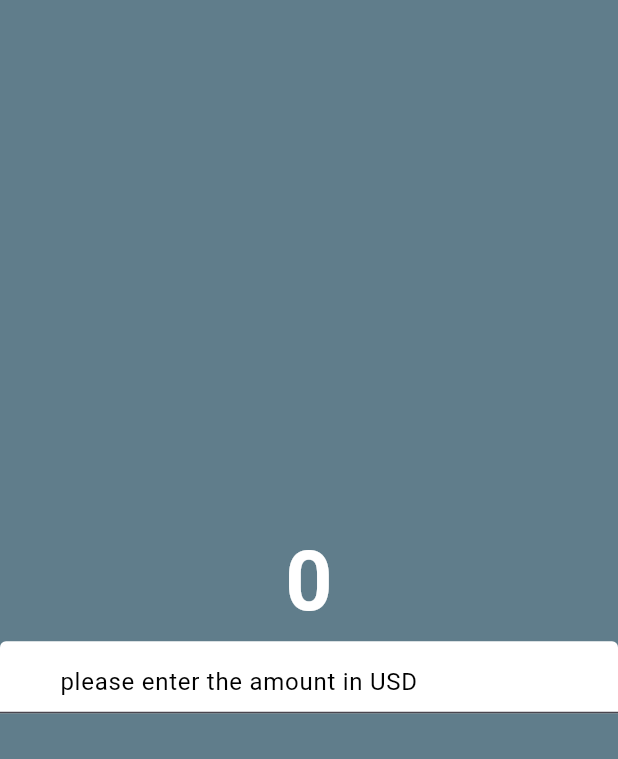
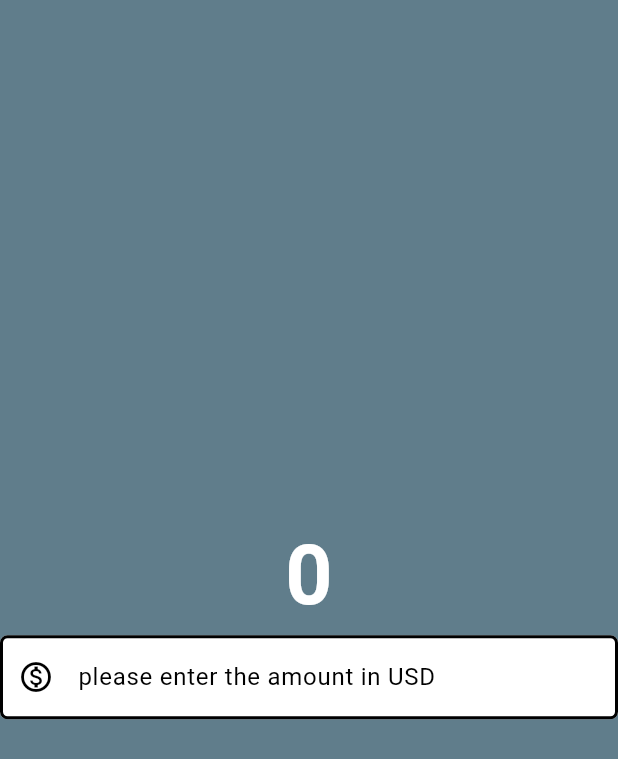
Before and after one commit to vickywagz/currency_converter_app, a Flutter app: the screen it shows after launch, on a phone screen of 412 x 824 dp. Shown: the top 759 px of the screen. Run offline on Flutter 3.47's test engine with Material 3 defaults, Android fonts, the phone set to English and light mode, and no system bars.

Commit message:
finished with the textField widget

```diff
--- a/lib/currency_converter_material_page.dart
+++ b/lib/currency_converter_material_page.dart
@@ -5,13 +5,20 @@ class CurrencyConverterMaterialPage extends StatelessWidget {
 
   @override
   Widget build(BuildContext context) {
-    return const Scaffold(
+    final border = OutlineInputBorder(
+      borderSide: const BorderSide(
+        width: 2.0,
+        style: BorderStyle.solid,
+      ),
+      borderRadius: BorderRadius.circular(5),
+    );
+    return Scaffold(
       backgroundColor: Colors.blueGrey,
       body: Center(
         child: Column(
           mainAxisAlignment: MainAxisAlignment.center,
           children: [
-            Text(
+            const Text(
               '0',
               style: TextStyle(
                 fontSize: 55,
@@ -20,19 +27,20 @@ class CurrencyConverterMaterialPage extends StatelessWidget {
               ),
             ),
             TextField(
-              style: TextStyle(
-                color: Colors.white,
+              style: const TextStyle(
+                color: Colors.black,
               ),
               decoration: InputDecoration(
                 hintText: 'please enter the amount in USD',
-                hintStyle: TextStyle(
+                hintStyle: const TextStyle(
                   color: Colors.black,
                 ),
-                prefix: Icon(Icons.monetization_on_outlined),
+                prefixIcon: const Icon(Icons.monetization_on_outlined),
                 prefixIconColor: Colors.black,
                 filled: true,
                 fillColor: Colors.white,
-                focusedBorder: OutlineInputBorder(),
+                focusedBorder: border,
+                enabledBorder: border,
               ),
             )
           ],
```
